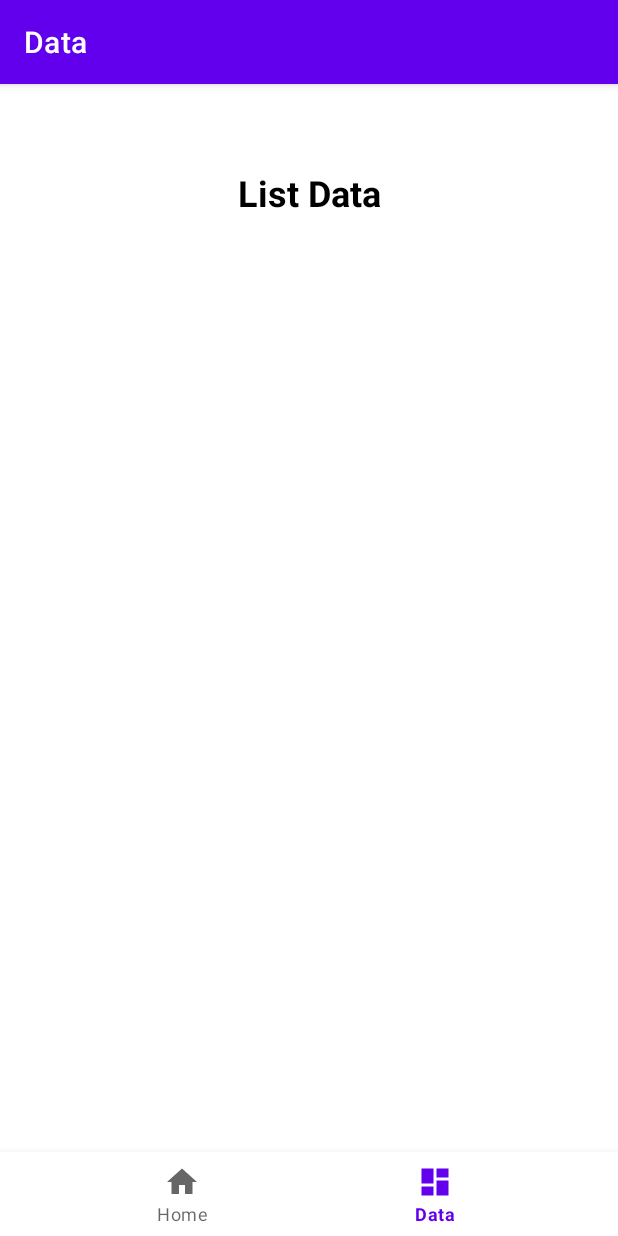
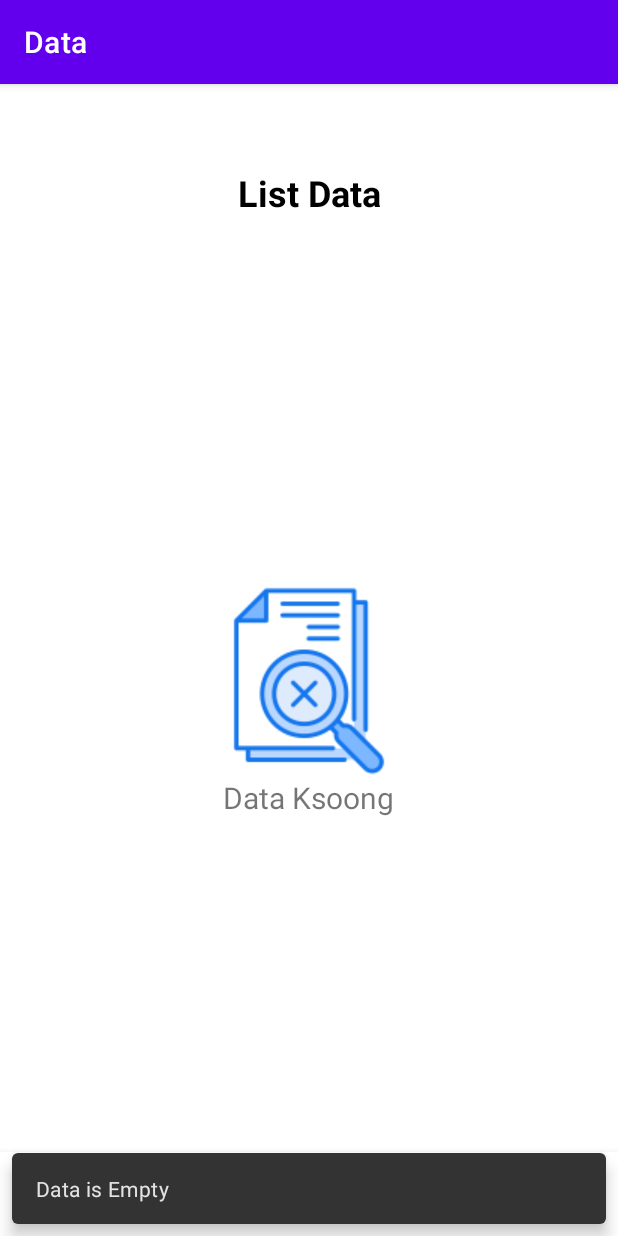
Before and after one commit to Gilar6706160027/NewNewRecognizeText, an Android app: the ListDataTextFragment screen opened through its navigation route, on a phone screen of 412 x 824 dp. Run offline under Robolectric (Android 15) with nearby library versions, the phone set to English and light mode, and no system bars; our stand-ins replace Firebase (no records; nobody signed in at launch, a user with empty details on screens opened directly), navigation-ui; libraries missing offline, so code that uses them is left out: com.github.dhaval2404.imagepicker.

Commit message:
Recognize Text Firebase Realtime

```diff
--- a/app/src/main/java/com/gilar/newrecognizetext/adapter/TextDataAdapter.kt
+++ b/app/src/main/java/com/gilar/newrecognizetext/adapter/TextDataAdapter.kt
@@ -1,5 +1,6 @@
 package com.gilar.newrecognizetext.adapter
 
+import android.util.Log
 import android.view.LayoutInflater
 import android.view.View
 import android.view.ViewGroup
@@ -23,6 +24,7 @@ class TextDataAdapter : RecyclerView.Adapter<TextDataAdapter.TextDataViewModel>(
     override fun getItemCount() = dataTexts.size
 
     override fun onBindViewHolder(holder: TextDataViewModel, position: Int) {
+
         holder.tvTextDataa.text = dataTexts[position].text
         holder.btnUpdate.setOnClickListener {
             listener?.onRecyclerViewItemClicked(it, dataTexts[position])
--- a/app/src/main/java/com/gilar/newrecognizetext/ui/dashboard/ListDataTextFragment.kt
+++ b/app/src/main/java/com/gilar/newrecognizetext/ui/dashboard/ListDataTextFragment.kt
@@ -59,9 +59,19 @@ class ListDataTextFragment : Fragment(),
         // panggil fun get realtimeupdate
         viewModel.getRealtimeUpdates()
 
+        viewModel.dataEmpty.observe(viewLifecycleOwner, Observer {
+            if (it) {
+                binding.layoutEmpty.visibility = View.VISIBLE
+                binding.recyclerView.visibility = View.GONE
+            }
+            Snackbar.make(this.requireView(), "Data is Empty", Snackbar.LENGTH_SHORT).show()
+        })
+
         viewModel.dataTexts.observe(viewLifecycleOwner, Observer {
+            binding.layoutEmpty.visibility = View.GONE
+            binding.recyclerView.visibility = View.VISIBLE
             adapter.setDataTexts(it)
-            Snackbar.make(this.requireView(), "Author fetched!", Snackbar.LENGTH_SHORT).show()
+            Snackbar.make(this.requireView(), "Data successfully retrieved!", Snackbar.LENGTH_SHORT).show()
         })
 
         viewModel.dataText.observe(viewLifecycleOwner, Observer {
--- a/app/src/main/java/com/gilar/newrecognizetext/viewmodel/ListDataTextViewModel.kt
+++ b/app/src/main/java/com/gilar/newrecognizetext/viewmodel/ListDataTextViewModel.kt
@@ -31,6 +31,10 @@ class ListDataTextViewModel : ViewModel() {
     private val _textResultBefore = MutableLiveData<String>()
     val textResultBefore: LiveData<String>
         get() = _textResultBefore
+
+    private val _dataEmpty = MutableLiveData<Boolean>()
+    val dataEmpty: LiveData<Boolean>
+        get() = _dataEmpty
 
     // create result
     private val _result = MutableLiveData<Exception?>()
@@ -96,7 +100,10 @@ class ListDataTextViewModel : ViewModel() {
                     dataTexts?.id = textDataSnapshot.key
                     dataTexts?.let { textData.add(it) }
                 }
+                _dataEmpty.value = false
                 _datatexts.value = textData
+            }else{
+                _dataEmpty.value = true
             }
         }
     }
--- a/app/src/main/res/layout/fragment_list_data_text.xml
+++ b/app/src/main/res/layout/fragment_list_data_text.xml
@@ -6,6 +6,28 @@
     android:layout_width="match_parent"
     android:layout_height="match_parent"
     tools:context=".ui.dashboard.ListDataTextFragment">
+
+    <LinearLayout
+        android:id="@+id/layout_empty"
+        android:layout_width="match_parent"
+        android:layout_height="wrap_content"
+        android:layout_gravity="center"
+        android:orientation="vertical"
+        android:visibility="gone"
+        android:gravity="center_horizontal">
+
+        <ImageView
+            android:layout_width="wrap_content"
+            android:layout_height="wrap_content"
+            android:src="@drawable/data_empty">
+
+        </ImageView>
+        <TextView
+            android:layout_width="wrap_content"
+            android:layout_height="wrap_content"
+            android:textSize="20sp"
+            android:text="Data Ksoong"/>
+    </LinearLayout>
 
     <androidx.constraintlayout.widget.ConstraintLayout
         android:id="@+id/layout_title"
```
Also changed, not shown: app/src/main/res/drawable/data_empty.png (added).
